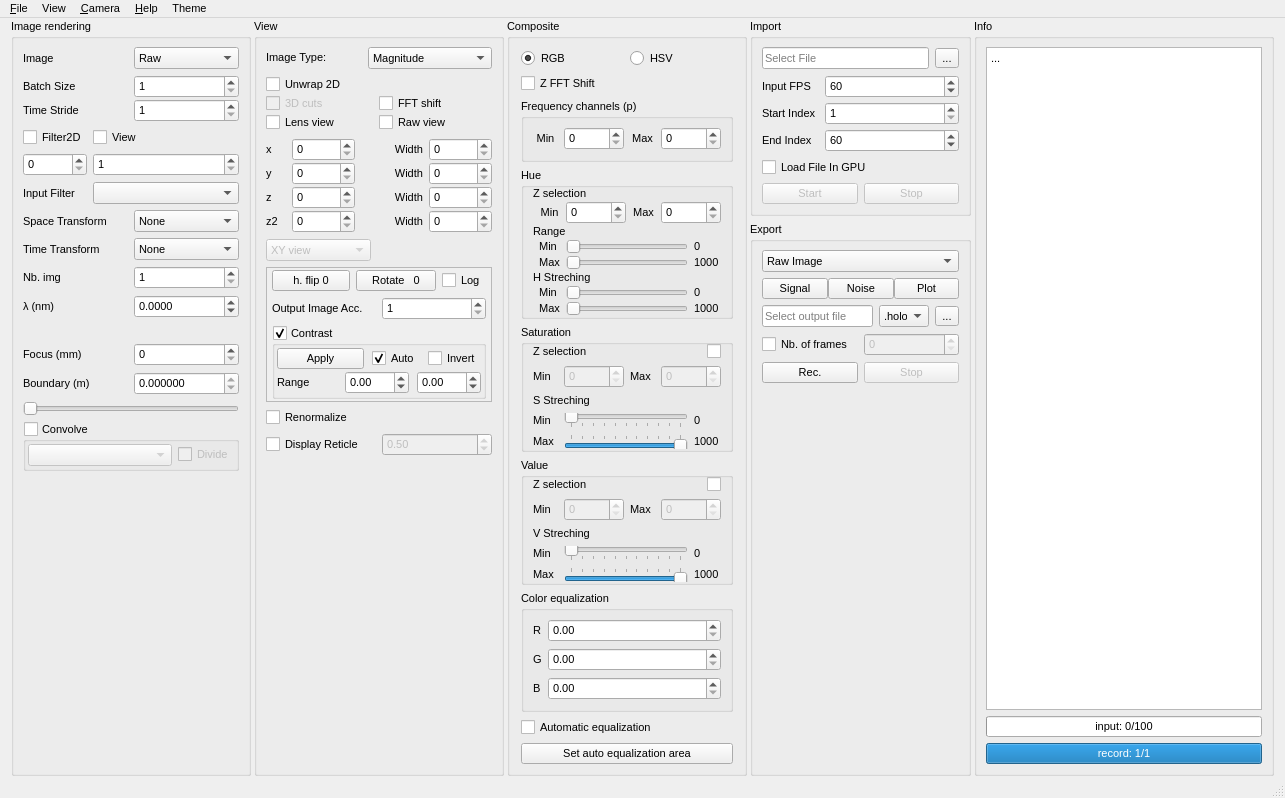
This is Holovibes/mainwindow.ui in DigitalHolography/Holovibes as Qt 5 draws it before an edit. The edited form follows.
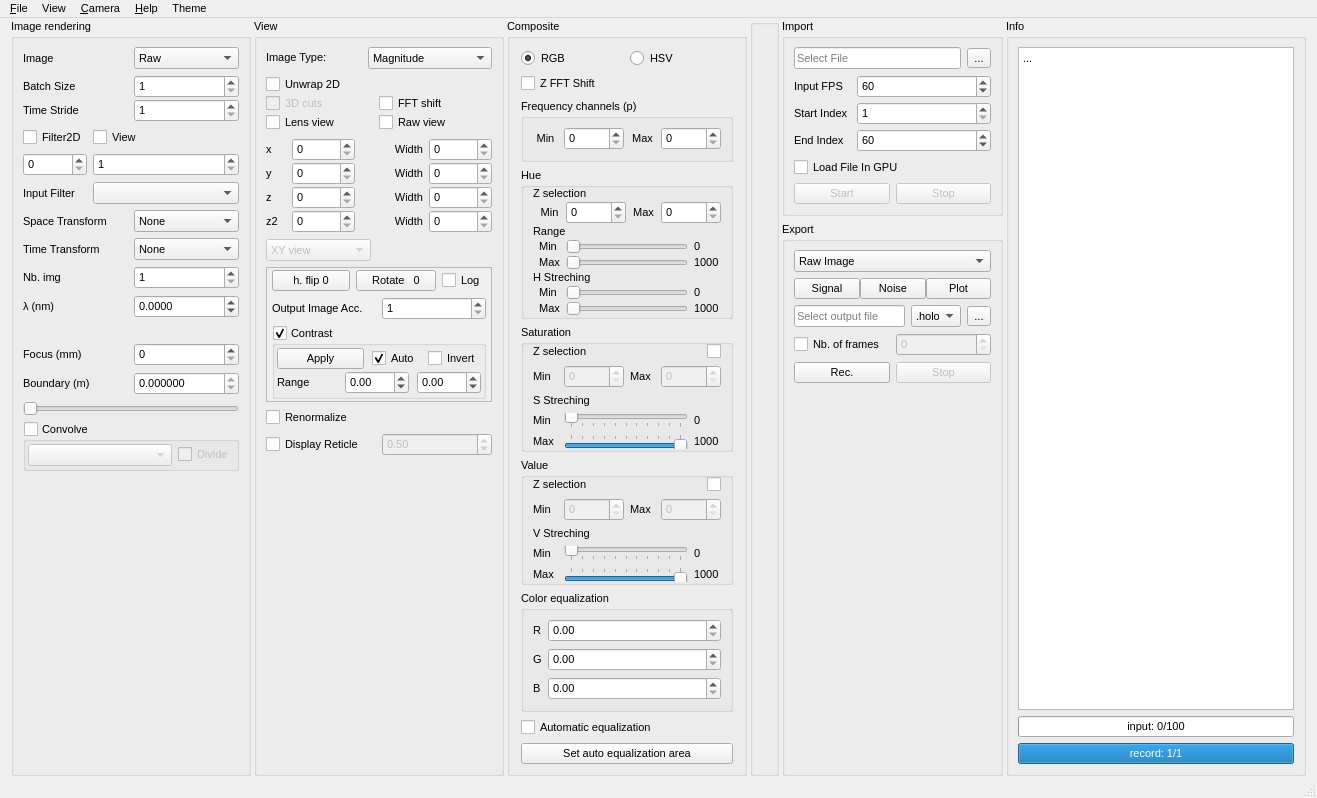
This is the edited form. Custom widgets are drawn as their Qt base class.

```diff
--- a/Holovibes/mainwindow.ui
+++ b/Holovibes/mainwindow.ui
@@ -2470,6 +2470,11 @@
         </layout>
        </widget>
       </item>
+      <item>
+       <widget class="holovibes::gui::AnalysisPanel" name="AnalysisPanel">
+        
+       </widget>
+      </item>
       <item>
        <widget class="holovibes::gui::Frame" name="ImportExportFrame">
         <property name="sizePolicy">
@@ -3683,6 +3688,12 @@
    <header>image_rendering_panel.hh</header>
    <container>1</container>
   </customwidget>
+  <customwidget>
+   <class>holovibes::gui::AnalysisPanel</class>
+   <extends>QGroupBox</extends>
+   <header>analysis_panel.hh</header>
+   <container>1</container>
+  </customwidget>
  </customwidgets>
  <tabstops>
   <tabstop>InfoTextEdit</tabstop>
```
Left out of the diff: 12 changed lines with no effect on the pictures.
